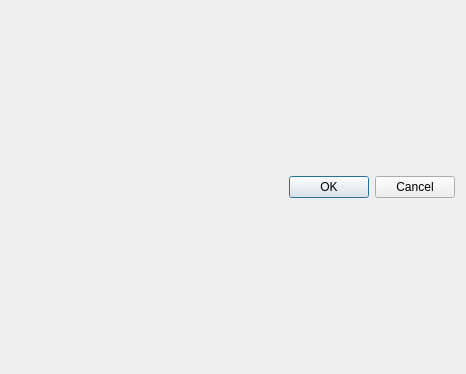
Above: ui/ui_base_form.ui from gltn/stdm before the change. Below: the same form after it.
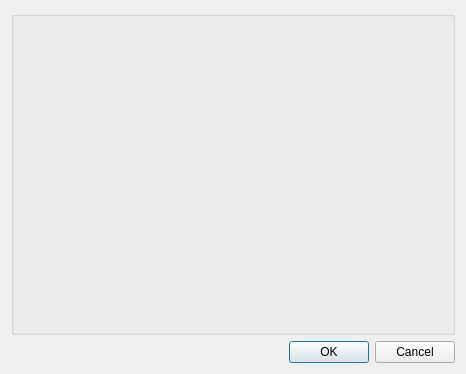
That is the form after the change.

Commit message: Added support of foreign key widget on custom dialog form

What changed in the file:
```diff
--- a/ui/ui_base_form.ui
+++ b/ui/ui_base_form.ui
@@ -13,8 +13,30 @@
   <property name="windowTitle">
    <string>Dialog</string>
   </property>
-  <layout class="QGridLayout" name="gridLayout">
-   <item row="2" column="0">
+  <layout class="QVBoxLayout" name="verticalLayout">
+   <item>
+    <layout class="QVBoxLayout" name="vlNotification"/>
+   </item>
+   <item>
+    <widget class="QGroupBox" name="groupBox">
+     <property name="title">
+      <string/>
+     </property>
+     <layout class="QHBoxLayout" name="horizontalLayout">
+      <item>
+       <layout class="QFormLayout" name="frmLayout">
+        <property name="sizeConstraint">
+         <enum>QLayout::SetMinimumSize</enum>
+        </property>
+        <property name="fieldGrowthPolicy">
+         <enum>QFormLayout::ExpandingFieldsGrow</enum>
+        </property>
+       </layout>
+      </item>
+     </layout>
+    </widget>
+   </item>
+   <item>
     <widget class="QDialogButtonBox" name="buttonBox">
      <property name="orientation">
       <enum>Qt::Horizontal</enum>
@@ -24,12 +46,6 @@
      </property>
     </widget>
    </item>
-   <item row="1" column="0">
-    <layout class="QFormLayout" name="frmLayout"/>
-   </item>
-   <item row="0" column="0">
-    <layout class="QVBoxLayout" name="vlNotification"/>
-   </item>
   </layout>
  </widget>
  <resources/>
```
The commit also changes 10 other files.
